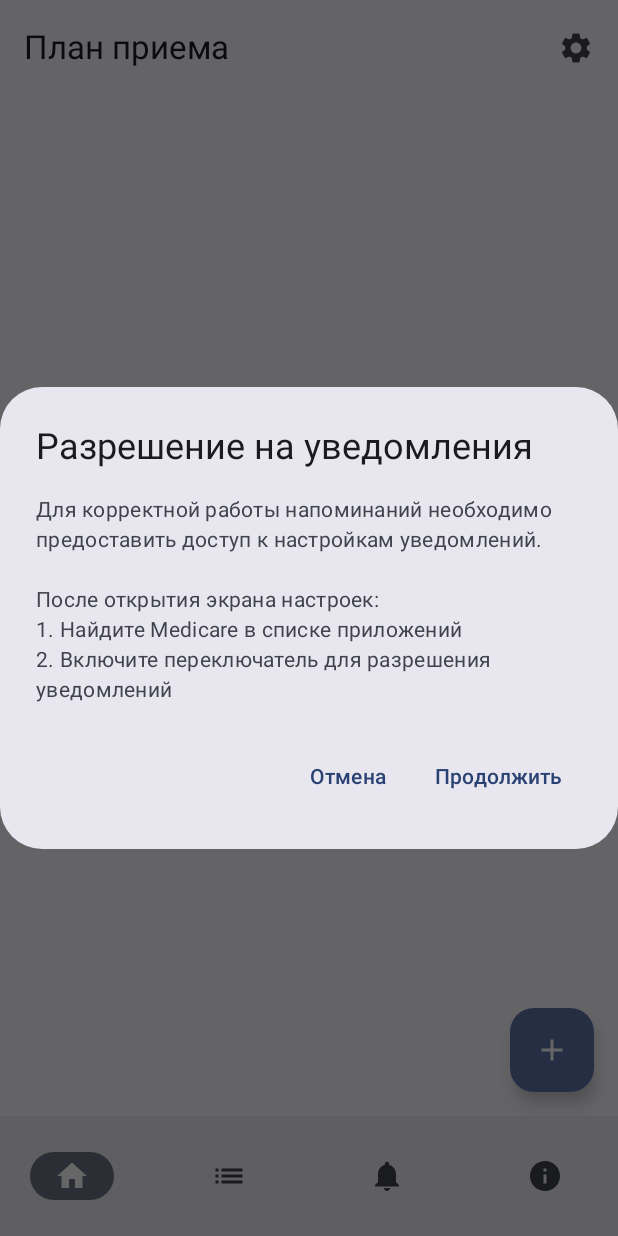
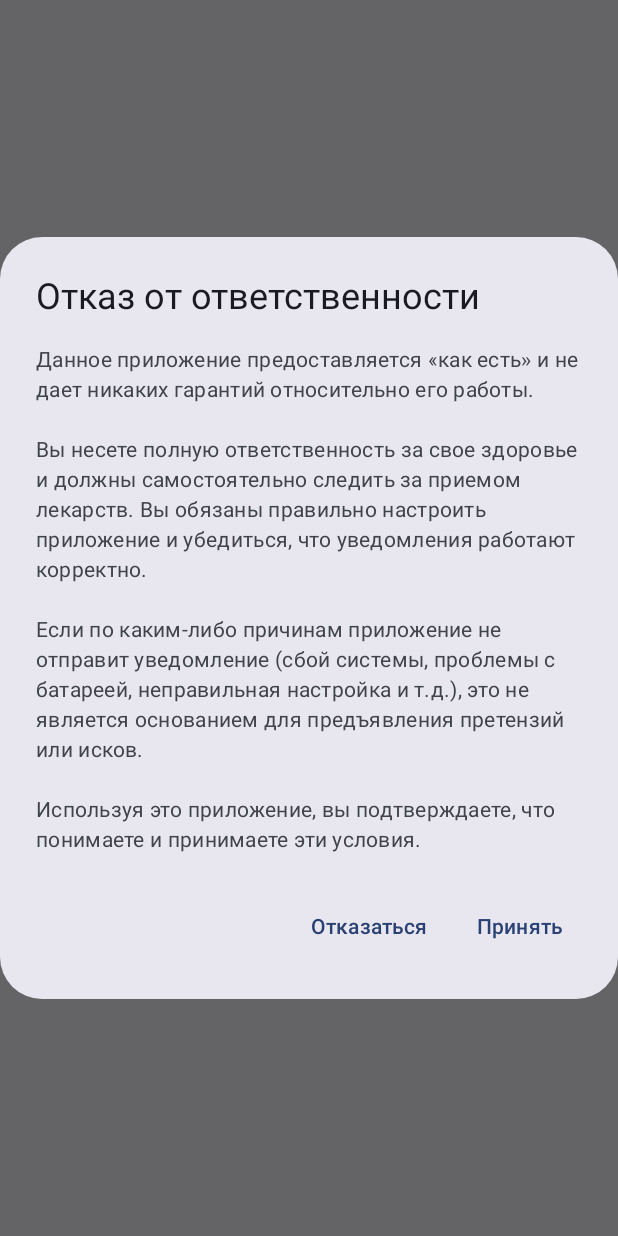
Before and after one commit to dmitry-osin/medi-care-app, an Android app built with Jetpack Compose: the screen it shows after launch (MainActivity), on a phone screen of 412 x 824 dp. Run offline under Robolectric (Android 15) with nearby library versions, the phone set to English and light mode, and no system bars; our stand-ins replace Room's generated code; 2 statements that could not run were skipped.

Commit message:
[+] add agreement

```diff
--- a/app/build.gradle.kts
+++ b/app/build.gradle.kts
@@ -15,8 +15,8 @@ android {
         applicationId = "pro.osin.tools.medicare"
         minSdk = 24
         targetSdk = 36
-        versionCode = 3
-        versionName = "1.0.2"
+        versionCode = 4
+        versionName = "1.0.3"
 
         testInstrumentationRunner = "androidx.test.runner.AndroidJUnitRunner"
     }
--- a/app/src/main/java/pro/osin/tools/medicare/MainActivity.kt
+++ b/app/src/main/java/pro/osin/tools/medicare/MainActivity.kt
@@ -104,8 +104,19 @@ class MainActivity : ComponentActivity() {
             val theme by preferencesManager.theme.collectAsState(initial = PreferencesManager.THEME_SYSTEM)
             val language by preferencesManager.language.collectAsState(initial = PreferencesManager.LANGUAGE_RU)
             val batteryOptimizationDialogShown by preferencesManager.batteryOptimizationDialogShown.collectAsState(initial = false)
+            val disclaimerAccepted by preferencesManager.disclaimerAccepted.collectAsState(initial = false)
 
             val scope = rememberCoroutineScope()
+
+            // State for showing disclaimer dialog
+            var showDisclaimerDialog by remember { mutableStateOf(false) }
+
+            // Check disclaimer acceptance on startup - show dialog first if not accepted
+            LaunchedEffect(disclaimerAccepted) {
+                if (!disclaimerAccepted) {
+                    showDisclaimerDialog = true
+                }
+            }
 
             // Check and request notification permission
             val notificationPermissionLauncher = rememberLauncherForActivityResult(
@@ -183,8 +194,10 @@ class MainActivity : ComponentActivity() {
                 }
             }
 
-            // Check notification permission on startup
-            LaunchedEffect(Unit) {
+            // Check notification permission on startup (only if disclaimer is accepted)
+            LaunchedEffect(disclaimerAccepted) {
+                if (!disclaimerAccepted) return@LaunchedEffect
+
                 // Check POST_NOTIFICATIONS permission (Android 13+)
                 if (Build.VERSION.SDK_INT >= Build.VERSION_CODES.TIRAMISU) {
                     val hasPermission = context.checkSelfPermission(Manifest.permission.POST_NOTIFICATIONS) == PackageManager.PERMISSION_GRANTED
@@ -237,7 +250,44 @@ class MainActivity : ComponentActivity() {
                     modifier = Modifier.fillMaxSize(),
                     color = MaterialTheme.colorScheme.background
                 ) {
-                    NavGraph(navController = navController)
+                    // Only show app content if disclaimer is accepted
+                    if (disclaimerAccepted) {
+                        NavGraph(navController = navController)
+                    }
+                }
+
+                // Disclaimer Dialog - must be shown first and cannot be dismissed
+                if (showDisclaimerDialog) {
+                    AlertDialog(
+                        onDismissRequest = {
+                            // Cannot dismiss - user must accept or decline
+                        },
+                        title = { Text(stringResource(R.string.disclaimer_title)) },
+                        text = { Text(stringResource(R.string.disclaimer_message)) },
+                        confirmButton = {
+                            TextButton(
+                                onClick = {
+                                    showDisclaimerDialog = false
+                                    // Save acceptance
+                                    scope.launch {
+                                        preferencesManager.setDisclaimerAccepted(true)
+                                    }
+                                }
+                            ) {
+                                Text(stringResource(R.string.disclaimer_accept))
+                            }
+                        },
+                        dismissButton = {
+                            TextButton(
+                                onClick = {
+                                    // Close the app if user declines
+                                    finish()
+                                }
+                            ) {
+                                Text(stringResource(R.string.disclaimer_decline))
+                            }
+                        }
+                    )
                 }
 
                 // DND Permission Dialog
--- a/app/src/main/java/pro/osin/tools/medicare/util/PreferencesManager.kt
+++ b/app/src/main/java/pro/osin/tools/medicare/util/PreferencesManager.kt
@@ -17,6 +17,7 @@ class PreferencesManager(private val context: Context) {
         private val LANGUAGE_KEY = stringPreferencesKey("language")
         private val THEME_KEY = stringPreferencesKey("theme")
         private val BATTERY_OPTIMIZATION_DIALOG_SHOWN_KEY = booleanPreferencesKey("battery_optimization_dialog_shown")
+        private val DISCLAIMER_ACCEPTED_KEY = booleanPreferencesKey("disclaimer_accepted")
 
         const val LANGUAGE_RU = "ru"
         const val LANGUAGE_EN = "en"
@@ -38,6 +39,10 @@ class PreferencesManager(private val context: Context) {
         preferences[BATTERY_OPTIMIZATION_DIALOG_SHOWN_KEY] ?: false
     }
 
+    val disclaimerAccepted: Flow<Boolean> = context.dataStore.data.map { preferences ->
+        preferences[DISCLAIMER_ACCEPTED_KEY] ?: false
+    }
+
     suspend fun setLanguage(language: String) {
         context.dataStore.edit { preferences ->
             preferences[LANGUAGE_KEY] = language
@@ -55,4 +60,10 @@ class PreferencesManager(private val context: Context) {
             preferences[BATTERY_OPTIMIZATION_DIALOG_SHOWN_KEY] = shown
         }
     }
+
+    suspend fun setDisclaimerAccepted(accepted: Boolean) {
+        context.dataStore.edit { preferences ->
+            preferences[DISCLAIMER_ACCEPTED_KEY] = accepted
+        }
+    }
 }
--- a/app/src/main/res/values/strings.xml
+++ b/app/src/main/res/values/strings.xml
@@ -122,4 +122,10 @@
     <string name="battery_optimization_title">Оптимизация батареи</string>
     <string name="battery_optimization_message">Для корректной работы напоминаний необходимо добавить приложение в исключения всех менеджеров оптимизации батареи и разрешить работу в фоне.\n\nЭто обязательное условие для работы приложения. Без этого уведомления не будут приходить.\n\nПомимо системных настроек Android, также проверьте менеджеры оптимизации от производителя вашего устройства (Samsung, Huawei, Honor, Xiaomi и другие).\n\nПосле открытия экрана настроек:\n1. Найдите Medicare в списке приложений\n2. Выберите «Не оптимизировать» или «Не ограничивать»\n3. Также проверьте настройки в менеджере оптимизации батареи от производителя</string>
     <string name="battery_optimization_continue">Продолжить</string>
+
+    <!-- Disclaimer -->
+    <string name="disclaimer_title">Отказ от ответственности</string>
+    <string name="disclaimer_message">Данное приложение предоставляется «как есть» и не дает никаких гарантий относительно его работы.\n\nВы несете полную ответственность за свое здоровье и должны самостоятельно следить за приемом лекарств. Вы обязаны правильно настроить приложение и убедиться, что уведомления работают корректно.\n\nЕсли по каким-либо причинам приложение не отправит уведомление (сбой системы, проблемы с батареей, неправильная настройка и т.д.), это не является основанием для предъявления претензий или исков.\n\nИспользуя это приложение, вы подтверждаете, что понимаете и принимаете эти условия.</string>
+    <string name="disclaimer_accept">Принять</string>
+    <string name="disclaimer_decline">Отказаться</string>
 </resources>
```
Also changed, not shown: 1 other file.
